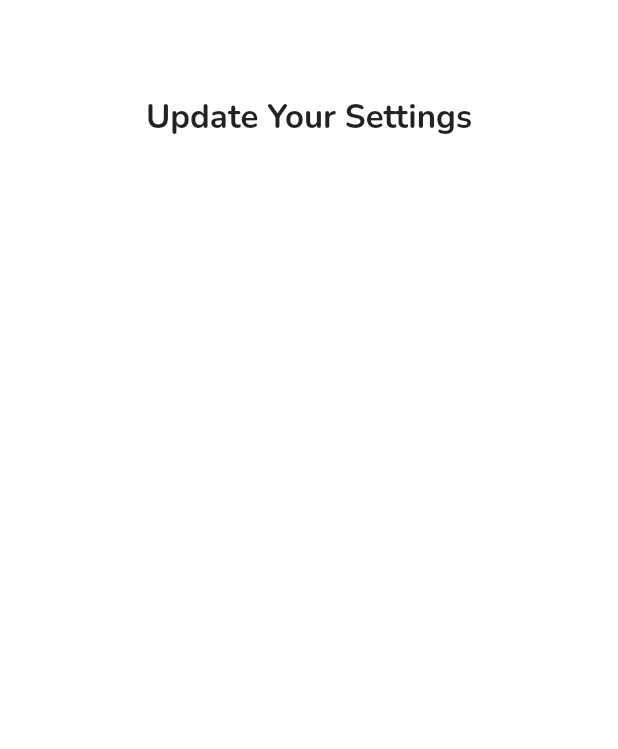
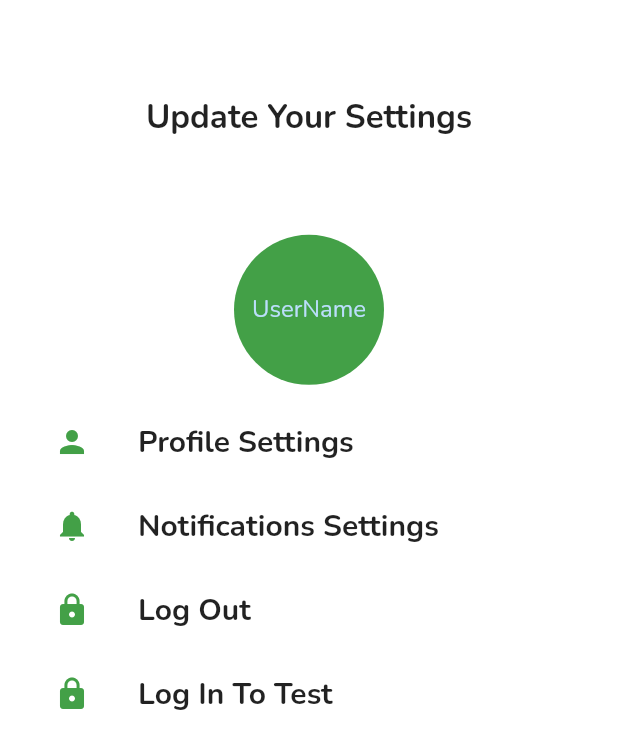
Before and after one commit to Beatrixkys/plant, a Flutter app: the SettingsScreen screen opened directly, on a phone screen of 412 x 824 dp. Shown: the top 749 px of the screen. Run offline on Flutter 3.47's test engine with Material 2 defaults, Android fonts, the phone set to English and light mode, and no system bars; our stand-ins replace cloud_firestore, firebase_auth, firebase_core, flutter_spinkit, form_field_validator; accounts and stored records are empty.

Commit message:
login_screen_settings_screen

```diff
--- a/plant_app/lib/components/list_builders/card_builder.dart
+++ b/plant_app/lib/components/list_builders/card_builder.dart
@@ -11,6 +11,9 @@ class PlantList extends StatefulWidget {
 
 class _PlantListState extends State<PlantList> {
   List<PlantsData> plants = [
+    PlantsData(name: "Alfred", wateramount: 50),
+    PlantsData(name: "Alfred", wateramount: 50),
+    PlantsData(name: "Alfred", wateramount: 50),
     PlantsData(name: "Alfred", wateramount: 50),
     PlantsData(name: "Alfred", wateramount: 50),
     PlantsData(name: "Alfred", wateramount: 50),
--- a/plant_app/lib/constant.dart
+++ b/plant_app/lib/constant.dart
@@ -19,7 +19,7 @@ const kSubTextStyle = TextStyle(
 );
 
 const kButtonTextStyle =
-    TextStyle(color: Colors.black54, fontWeight: FontWeight.w700, fontSize: 16);
+    TextStyle(color: Colors.white, fontWeight: FontWeight.w400, fontSize: 20);
 
 final kButtonStyle = ButtonStyle(
   padding: MaterialStateProperty.all(
--- a/plant_app/lib/screens/settings_screen.dart
+++ b/plant_app/lib/screens/settings_screen.dart
@@ -1,5 +1,6 @@
 import 'package:flutter/material.dart';
 import 'package:plant_app/components/myheader.dart';
+import 'package:plant_app/constant.dart';
 import 'package:plant_app/main.dart';
 
 class SettingsScreen extends StatelessWidget {
@@ -11,7 +12,68 @@ class SettingsScreen extends StatelessWidget {
       body: Column(
         children: [
           const MyHeader(title: 'Update Your Settings'),
-          //insert listview
+          CircleAvatar(
+            backgroundColor: Theme.of(context).colorScheme.primary,
+            child: Text("UserName"),
+            radius: 50,
+          ),
+          //insert sized box then list view
+          smallSpace,
+          SizedBox(
+            height: MediaQuery.of(context).size.height * 0.4,
+            width: MediaQuery.of(context).size.height * 0.7,
+            child: ListView(
+              padding: EdgeInsets.symmetric(horizontal: 20),
+              children: [
+                ListTile(
+                  leading: Icon(
+                    Icons.person,
+                    color: Theme.of(context).colorScheme.primary,
+                  ),
+                  title: const Text(
+                    'Profile Settings',
+                    style: kTitleTextStyle,
+                  ),
+                  onTap: () {},
+                ),
+                ListTile(
+                  leading: Icon(
+                    Icons.notifications,
+                    color: Theme.of(context).colorScheme.primary,
+                  ),
+                  title: const Text(
+                    'Notifications Settings',
+                    style: kTitleTextStyle,
+                  ),
+                  onTap: () {},
+                ),
+                ListTile(
+                  leading: Icon(
+                    Icons.lock,
+                    color: Theme.of(context).colorScheme.primary,
+                  ),
+                  title: const Text(
+                    'Log Out',
+                    style: kTitleTextStyle,
+                  ),
+                  onTap: () {},
+                ),
+                ListTile(
+                  leading: Icon(
+                    Icons.lock,
+                    color: Theme.of(context).colorScheme.primary,
+                  ),
+                  title: const Text(
+                    'Log In To Test',
+                    style: kTitleTextStyle,
+                  ),
+                  onTap: () {
+                    Navigator.pushNamed(context, '/login');
+                  },
+                ),
+              ],
+            ),
+          )
         ],
       ),
     );
--- a/plant_app/pubspec.yaml
+++ b/plant_app/pubspec.yaml
@@ -36,6 +36,10 @@ dependencies:
   cupertino_icons: ^1.0.2
   provider: ^6.0.3
   form_field_validator: ^1.1.0
+  firebase_auth: ^3.3.19
+  cloud_firestore: ^3.1.17
+  flutter_spinkit: ^5.1.0
+  firebase_core: ^1.17.1
 
 dev_dependencies:
   flutter_test:
```
Also changed, not shown: plant_app/lib/components/cards.dart (+7 -1 lines), plant_app/lib/components/loading.dart (added, +19 -0 lines), plant_app/lib/components/popup.dart (added, +37 -0 lines), plant_app/lib/main.dart (+19 -2 lines), plant_app/lib/model/user_model.dart (added, +17 -0 lines), plant_app/lib/screens/add_screen.dart (+23 -0 lines), plant_app/lib/screens/auth_screen.dart (added, +141 -0 lines), plant_app/lib/services/auth.dart (added, +84 -0 lines), plant_app/lib/services/database.dart (added, +20 -0 lines), plant_app/assets/persona.png (added), plant_app/lib/services/logic.dart (added), plant_app/pubspec.lock, 1 other file.
